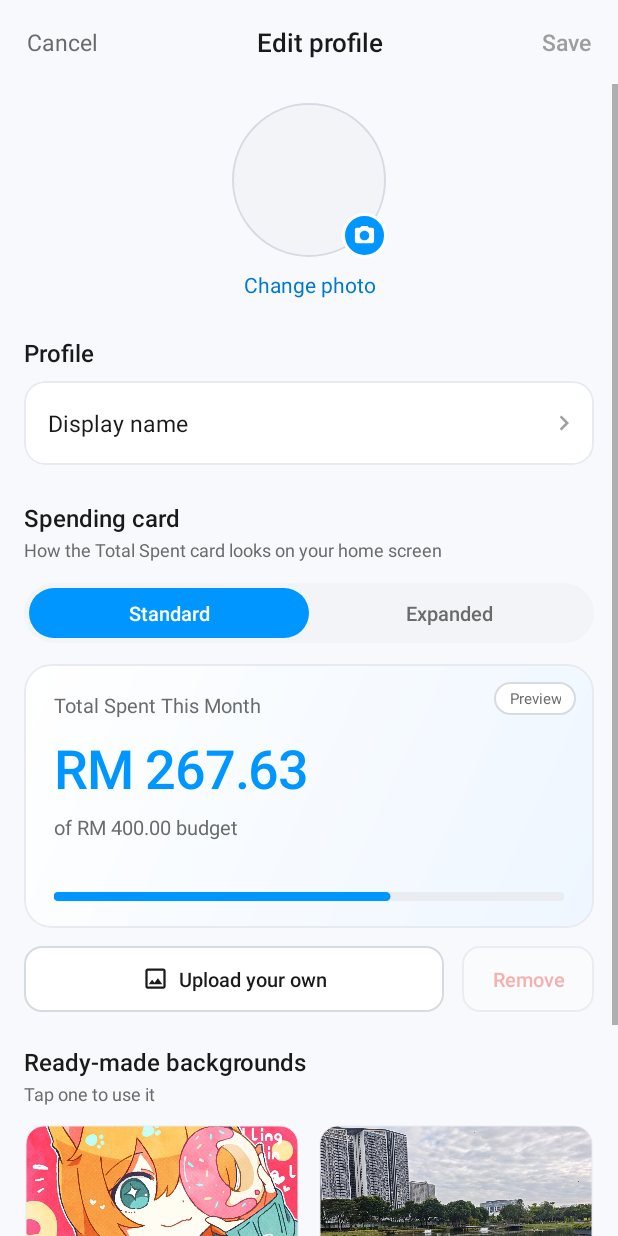
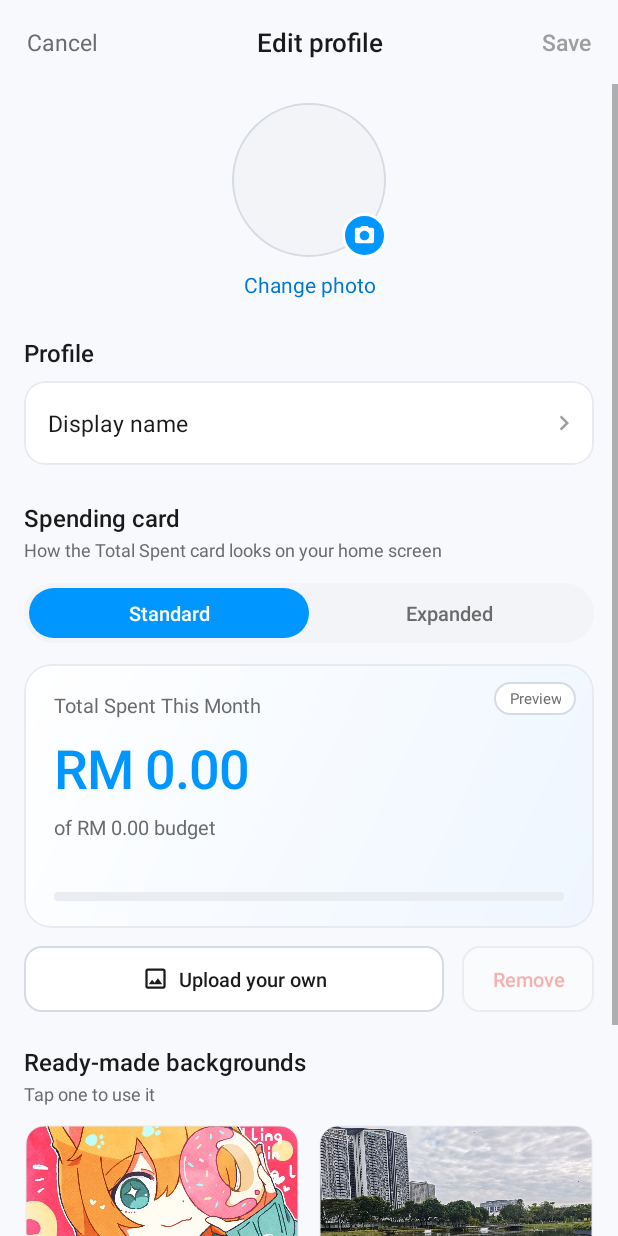
Before and after one commit to anaskhir7320-collab/BudgetFY, an Android app: the EditProfileActivity screen opened directly, with no data from a screen before it, on a phone screen of 412 x 824 dp. Run offline under Robolectric (Android 15) with nearby library versions, the phone set to English and light mode, and no system bars; our stand-ins replace Firebase (no records; nobody signed in at launch, a user with empty details on screens opened directly); pictures from the network do not load.

Commit message:
Edit Profile preview: show RM 0.00 sample values
Co-Authored-By: Claude Opus 5.5 <noreply@anthropic.com>

```diff
--- a/app/src/main/res/layout/activity_edit_profile.xml
+++ b/app/src/main/res/layout/activity_edit_profile.xml
@@ -267,7 +267,7 @@
                             android:layout_width="wrap_content"
                             android:layout_height="wrap_content"
                             android:layout_marginTop="8dp"
-                            android:text="RM 267.63"
+                            android:text="RM 0.00"
                             android:textAppearance="@style/TextAppearance.App.Hero"
                             android:textColor="@color/brand_blue" />
 
@@ -276,7 +276,7 @@
                             android:layout_width="wrap_content"
                             android:layout_height="wrap_content"
                             android:layout_marginTop="6dp"
-                            android:text="of RM 400.00 budget"
+                            android:text="of RM 0.00 budget"
                             android:textColor="@color/text_secondary"
                             android:textSize="13sp" />
 
@@ -290,7 +290,7 @@
                             android:layout_width="match_parent"
                             android:layout_height="wrap_content"
                             android:max="100"
-                            android:progress="66" />
+                            android:progress="0" />
                     </LinearLayout>
 
                     <TextView
```
